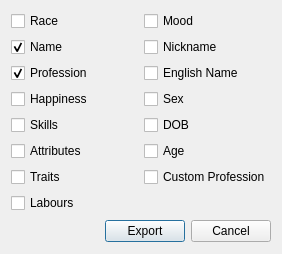
This is Runesmith/export.ui in DFHack/Runesmith as Qt 5 draws it before an edit. The edited form follows.
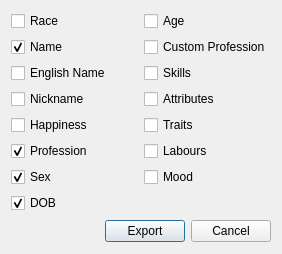
This is the edited form. Icons and pictures are not drawn.

Commit message: export UI update and csv exporting

The edit to the form file:
```diff
--- a/Runesmith/export.ui
+++ b/Runesmith/export.ui
@@ -46,31 +46,7 @@
      </property>
     </widget>
    </item>
-   <item row="0" column="1">
-    <widget class="QCheckBox" name="moodCB">
-     <property name="text">
-      <string>Mood</string>
-     </property>
-    </widget>
-   </item>
-   <item row="1" column="0">
-    <widget class="QCheckBox" name="nameCB">
-     <property name="text">
-      <string>Name</string>
-     </property>
-     <property name="checked">
-      <bool>true</bool>
-     </property>
-    </widget>
-   </item>
-   <item row="1" column="1">
-    <widget class="QCheckBox" name="nickCB">
-     <property name="text">
-      <string>Nickname</string>
-     </property>
-    </widget>
-   </item>
-   <item row="22" column="0" colspan="2">
+   <item row="30" column="0" colspan="2">
     <layout class="QHBoxLayout">
      <property name="spacing">
       <number>6</number>
@@ -107,56 +83,75 @@
      </item>
     </layout>
    </item>
-   <item row="9" column="0">
-    <widget class="QCheckBox" name="labsCB">
+   <item row="18" column="0">
+    <spacer name="verticalSpacer">
+     <property name="orientation">
+      <enum>Qt::Vertical</enum>
+     </property>
+     <property name="sizeHint" stdset="0">
+      <size>
+       <width>20</width>
+       <height>40</height>
+      </size>
+     </property>
+    </spacer>
+   </item>
+   <item row="0" column="1">
+    <widget class="QCheckBox" name="ageCB">
      <property name="text">
-      <string>Labours</string>
+      <string>Age</string>
      </property>
     </widget>
    </item>
-   <item row="7" column="0">
-    <widget class="QCheckBox" name="attrCB">
+   <item row="1" column="1">
+    <widget class="QCheckBox" name="cProfCB">
      <property name="text">
-      <string>Attributes</string>
+      <string>Custom Profession</string>
      </property>
     </widget>
    </item>
-   <item row="4" column="1">
+   <item row="1" column="0">
+    <widget class="QCheckBox" name="nameCB">
+     <property name="text">
+      <string>Name</string>
+     </property>
+     <property name="checked">
+      <bool>true</bool>
+     </property>
+    </widget>
+   </item>
+   <item row="10" column="0">
     <widget class="QCheckBox" name="dobCB">
      <property name="text">
       <string>DOB</string>
      </property>
-    </widget>
-   </item>
-   <item row="3" column="1">
-    <widget class="QCheckBox" name="sexCB">
-     <property name="text">
-      <string>Sex</string>
+     <property name="checked">
+      <bool>true</bool>
      </property>
     </widget>
    </item>
-   <item row="2" column="1">
+   <item row="2" column="0">
     <widget class="QCheckBox" name="engCB">
      <property name="text">
       <string>English Name</string>
      </property>
     </widget>
    </item>
-   <item row="4" column="0">
-    <widget class="QCheckBox" name="skillsCB">
-     <property name="text">
-      <string>Skills</string>
-     </property>
-    </widget>
-   </item>
    <item row="3" column="0">
+    <widget class="QCheckBox" name="nickCB">
+     <property name="text">
+      <string>Nickname</string>
+     </property>
+    </widget>
+   </item>
+   <item row="5" column="0">
     <widget class="QCheckBox" name="happCB">
      <property name="text">
       <string>Happiness</string>
      </property>
     </widget>
    </item>
-   <item row="2" column="0">
+   <item row="6" column="0">
     <widget class="QCheckBox" name="profCB">
      <property name="text">
       <string>Profession</string>
@@ -166,39 +161,50 @@
      </property>
     </widget>
    </item>
-   <item row="7" column="1">
-    <widget class="QCheckBox" name="ageCB">
+   <item row="7" column="0">
+    <widget class="QCheckBox" name="sexCB">
      <property name="text">
-      <string>Age</string>
+      <string>Sex</string>
      </property>
+     <property name="checked">
+      <bool>true</bool>
+     </property>
     </widget>
    </item>
-   <item row="8" column="0">
+   <item row="2" column="1">
+    <widget class="QCheckBox" name="skillsCB">
+     <property name="text">
+      <string>Skills</string>
+     </property>
+    </widget>
+   </item>
+   <item row="3" column="1">
+    <widget class="QCheckBox" name="attrCB">
+     <property name="text">
+      <string>Attributes</string>
+     </property>
+    </widget>
+   </item>
+   <item row="5" column="1">
     <widget class="QCheckBox" name="traitCB">
      <property name="text">
       <string>Traits</string>
      </property>
     </widget>
    </item>
-   <item row="8" column="1">
-    <widget class="QCheckBox" name="cProfCB">
+   <item row="6" column="1">
+    <widget class="QCheckBox" name="labsCB">
      <property name="text">
-      <string>Custom Profession</string>
+      <string>Labours</string>
      </property>
     </widget>
    </item>
-   <item row="10" column="0">
-    <spacer name="verticalSpacer">
-     <property name="orientation">
-      <enum>Qt::Vertical</enum>
+   <item row="7" column="1">
+    <widget class="QCheckBox" name="moodCB">
+     <property name="text">
+      <string>Mood</string>
      </property>
-     <property name="sizeHint" stdset="0">
-      <size>
-       <width>20</width>
-       <height>40</height>
-      </size>
-     </property>
-    </spacer>
+    </widget>
    </item>
   </layout>
  </widget>
```
The commit also changes 1 other file.
